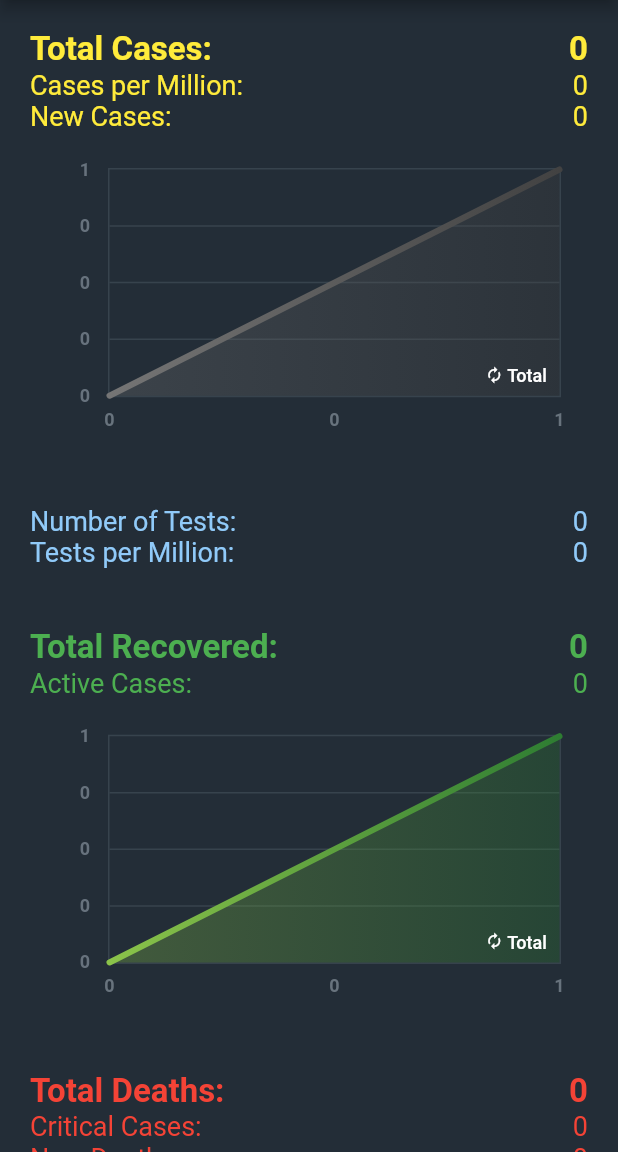
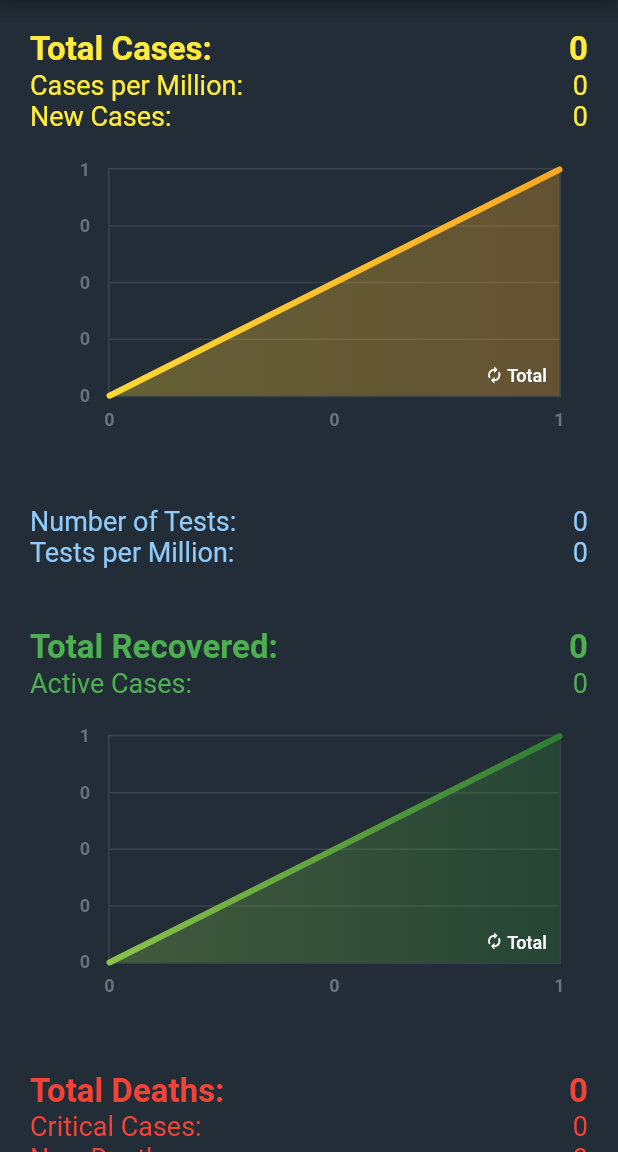
Before and after one commit to GabrielTavernini/Covid19Stats, a Flutter app: the screen it shows after launch, on a phone screen of 412 x 824 dp, the part 84-1236 px from its top. Run offline on Flutter 3.47's test engine with Material 2 defaults, Android fonts, the phone set to English and light mode, and no system bars; drawn by our look-alikes of fl_chart, liquid_pull_to_refresh.

Commit message:
Update parser.dart
Minor color change.

```diff
--- a/lib/parser.dart
+++ b/lib/parser.dart
@@ -69,8 +69,8 @@ class Parser {
   }
 
   static List<Color> gradientColorsTotal = [
-    Colors.grey[600],
-    Colors.grey[800],
+    Colors.yellow[600],
+    Colors.yellow[800],
   ];
   static List<Color> gradientColorsRecovered = [
     Colors.lightGreen,
```
